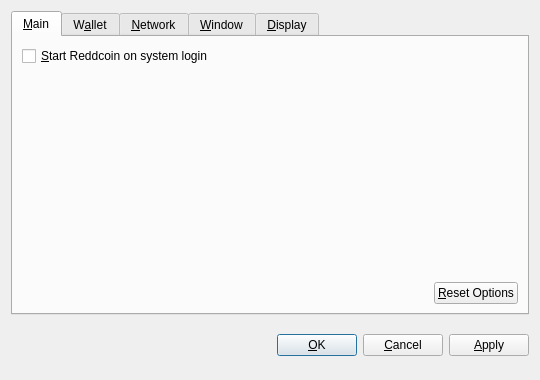
Qt form src/qt/forms/optionsdialog.ui (fashionstyle/stylecoin) before a commit.
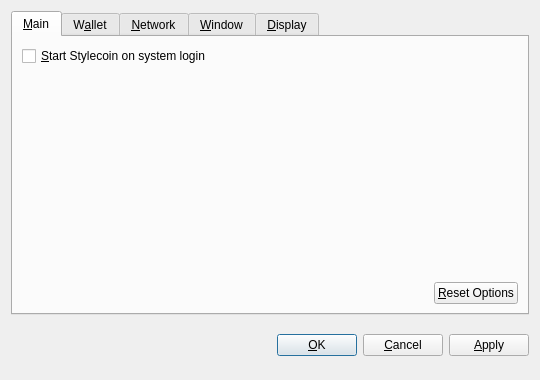
The same form after that commit. Custom widgets are drawn as their Qt base class.

Patch:
```diff
--- a/src/qt/forms/optionsdialog.ui
+++ b/src/qt/forms/optionsdialog.ui
@@ -36,7 +36,7 @@
           <string>Automatically start Reddcoin after logging in to the system.</string>
          </property>
          <property name="text">
-          <string>&amp;Start Reddcoin on system login</string>
+          <string>&amp;Start Stylecoin on system login</string>
          </property>
         </widget>
        </item>
```
Left out of the diff: 10 changed lines with no effect on the pictures.
